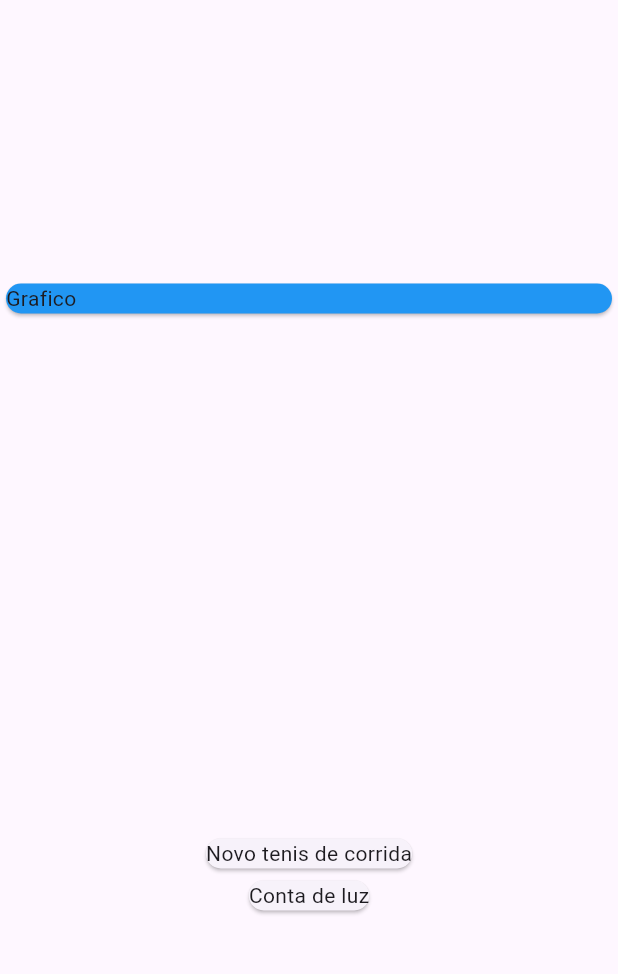
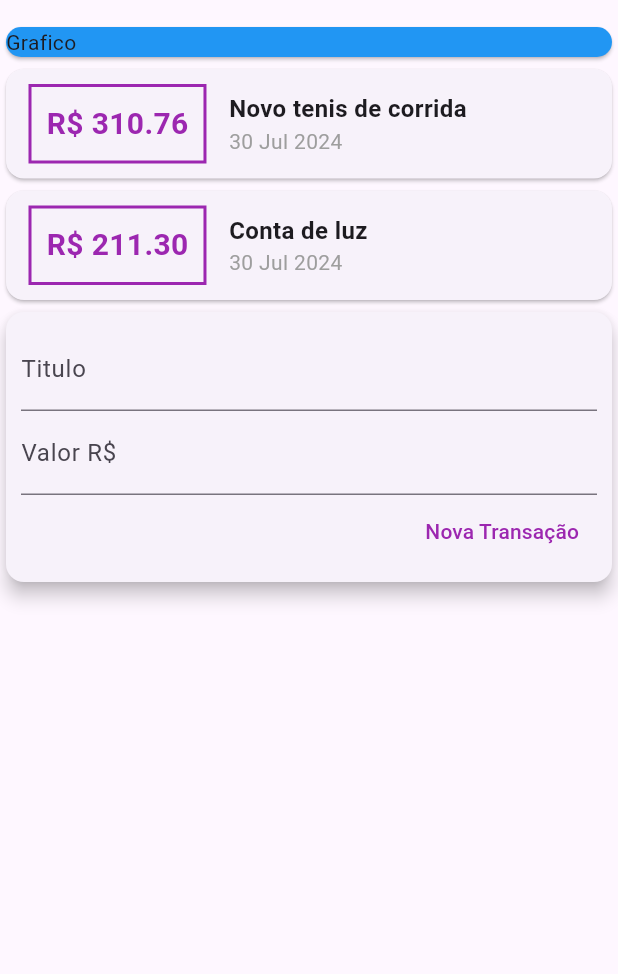
Before and after one commit to alyssoncnt/expenses, a Flutter app: the screen it shows after launch, on a phone screen of 412 x 824 dp, the part 63-1037 px from its top. Run offline on Flutter 3.47's test engine with Material 3 defaults, Android fonts, the phone set to English and light mode, and no system bars.

Commit message:
Criado os componentes do modal e da lista de despesas

```diff
--- /dev/null
+++ b/lib/components/transaction_form.dart
@@ -0,0 +1,49 @@
+import 'package:flutter/material.dart';
+
+class TransactionForm extends StatelessWidget {
+  TransactionForm({super.key});
+
+  final titleController = TextEditingController();
+  final valueController = TextEditingController();
+
+  @override
+  Widget build(BuildContext context) {
+    return Card(
+      elevation: 5,
+      child: Padding(
+        padding: const EdgeInsets.all(10),
+        child: Column(
+          children: [
+            TextField(
+              controller: titleController,
+              decoration: const InputDecoration(
+                labelText: 'Titulo',
+              ),
+            ),
+            TextField(
+              controller: valueController,
+              decoration: const InputDecoration(
+                labelText: 'Valor R\$',
+              ),
+            ),
+            Row(
+              mainAxisAlignment: MainAxisAlignment.end,
+              children: [
+                TextButton(
+                  onPressed: () {
+                    print(titleController.text);
+                    print(valueController.text);
+                  },
+                  child: const Text(
+                    'Nova Transação',
+                    style: TextStyle(color: Colors.purple),
+                  ),
+                ),
+              ],
+            )
+          ],
+        ),
+      ),
+    );
+  }
+}
--- /dev/null
+++ b/lib/components/transaction_list.dart
@@ -0,0 +1,58 @@
+import 'package:flutter/material.dart';
+import '../models/transaction.dart';
+import 'package:intl/intl.dart';
+
+class TransactionList extends StatelessWidget {
+  TransactionList({super.key, this.transactions});
+
+  List<Transaction>? transactions = [];
+
+  @override
+  Widget build(BuildContext context) {
+    return Column(
+      mainAxisAlignment: MainAxisAlignment.spaceAround,
+      crossAxisAlignment: CrossAxisAlignment.stretch,
+      children: transactions!.map((tr) {
+        return Card(
+          child: Row(
+            children: [
+              Container(
+                margin:
+                    const EdgeInsets.symmetric(horizontal: 15, vertical: 10),
+                decoration: BoxDecoration(
+                    border: Border.all(
+                  color: Colors.purple,
+                  width: 2,
+                )),
+                padding: const EdgeInsets.all(10),
+                child: Text(
+                  'R\$ ${tr.value.toStringAsFixed(2)}',
+                  style: const TextStyle(
+                      fontWeight: FontWeight.bold,
+                      fontSize: 20,
+                      color: Colors.purple),
+                ),
+              ),
+              Column(
+                crossAxisAlignment: CrossAxisAlignment.start,
+                children: [
+                  Text(
+                    tr.title,
+                    style: const TextStyle(
+                      fontSize: 16,
+                      fontWeight: FontWeight.bold,
+                    ),
+                  ),
+                  Text(
+                    DateFormat('d MMM y').format(tr.date),
+                    style: const TextStyle(color: Colors.grey),
+                  ),
+                ],
+              )
+            ],
+          ),
+        );
+      }).toList(),
+    );
+  }
+}
--- /dev/null
+++ b/lib/components/transaction_user.dart
@@ -0,0 +1,39 @@
+import 'package:expenses/components/transaction_list.dart';
+import 'package:expenses/models/transaction.dart';
+import 'package:expenses/components/transaction_form.dart';
+import 'package:flutter/material.dart';
+
+class TransactionUser extends StatefulWidget {
+  const TransactionUser({super.key});
+
+  @override
+  State<TransactionUser> createState() => _TransactionUserState();
+}
+
+class _TransactionUserState extends State<TransactionUser> {
+  final _transactions = [
+    Transaction(
+      id: 't1',
+      title: 'Novo tenis de corrida',
+      value: 310.76,
+      date: DateTime.now(),
+    ),
+    Transaction(
+      id: 't2',
+      title: 'Conta de luz',
+      value: 211.30,
+      date: DateTime.now(),
+    ),
+  ];
+  @override
+  Widget build(BuildContext context) {
+    return Column(
+      children: [
+        TransactionList(
+          transactions: _transactions,
+        ),
+        TransactionForm(),
+      ],
+    );
+  }
+}
--- a/lib/main.dart
+++ b/lib/main.dart
@@ -1,4 +1,4 @@
-import 'package:expenses/models/transaction.dart';
+import 'package:expenses/components/transaction_user.dart';
 import 'package:flutter/material.dart';
 
 void main() => runApp(
@@ -6,7 +6,9 @@ void main() => runApp(
     );
 
 class ExpensesApp extends StatelessWidget {
-  const ExpensesApp({super.key});
+  const ExpensesApp({
+    super.key,
+  });
 
   @override
   Widget build(BuildContext context) {
@@ -17,22 +19,9 @@ class ExpensesApp extends StatelessWidget {
 }
 
 class MyHomePage extends StatelessWidget {
-  MyHomePage({super.key});
-
-  final _transactions = [
-    Transaction(
-      id: 't1',
-      title: 'Novo tenis de corrida',
-      value: 310.76,
-      date: DateTime.now(),
-    ),
-    Transaction(
-      id: 't2',
-      title: 'Conta de luz',
-      value: 211.30,
-      date: DateTime.now(),
-    )
-  ];
+  MyHomePage({
+    super.key,
+  });
 
   @override
   Widget build(BuildContext context) {
@@ -40,23 +29,16 @@ class MyHomePage extends StatelessWidget {
       appBar: AppBar(
         title: const Text("Expenses App"),
       ),
-      body: Column(
-          mainAxisAlignment: MainAxisAlignment.spaceAround,
+      body: const Column(
           crossAxisAlignment: CrossAxisAlignment.stretch,
           children: [
-            const SizedBox(
+            SizedBox(
               child: Card(
                 color: Colors.blue,
                 child: Text('Grafico'),
               ),
             ),
-            Column(
-              children: _transactions.map((tr) {
-                return Card(
-                  child: Text(tr.title),
-                );
-              }).toList(),
-            ),
+            TransactionUser(),
           ]),
     );
   }
--- a/pubspec.yaml
+++ b/pubspec.yaml
@@ -30,6 +30,7 @@ environment:
 dependencies:
   flutter:
     sdk: flutter
+  intl: ^0.19.0
 
 
   # The following adds the Cupertino Icons font to your application.
```
Also changed, not shown: pubspec.lock.
